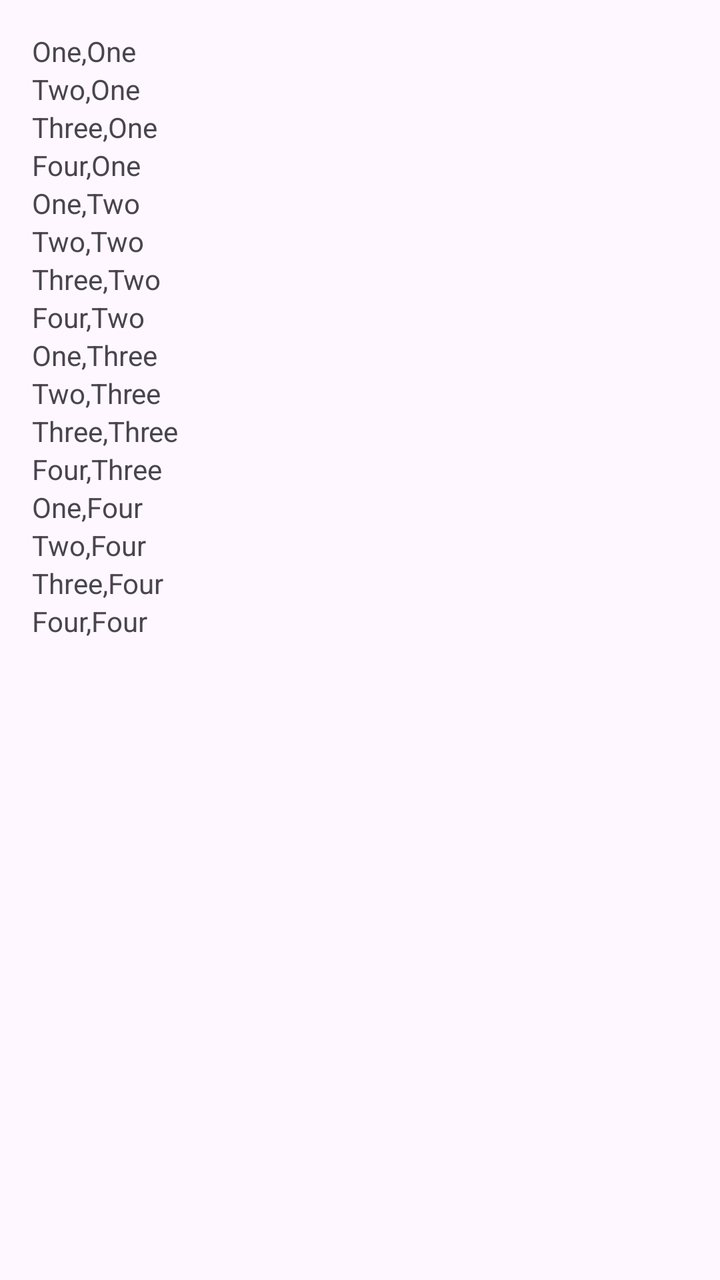
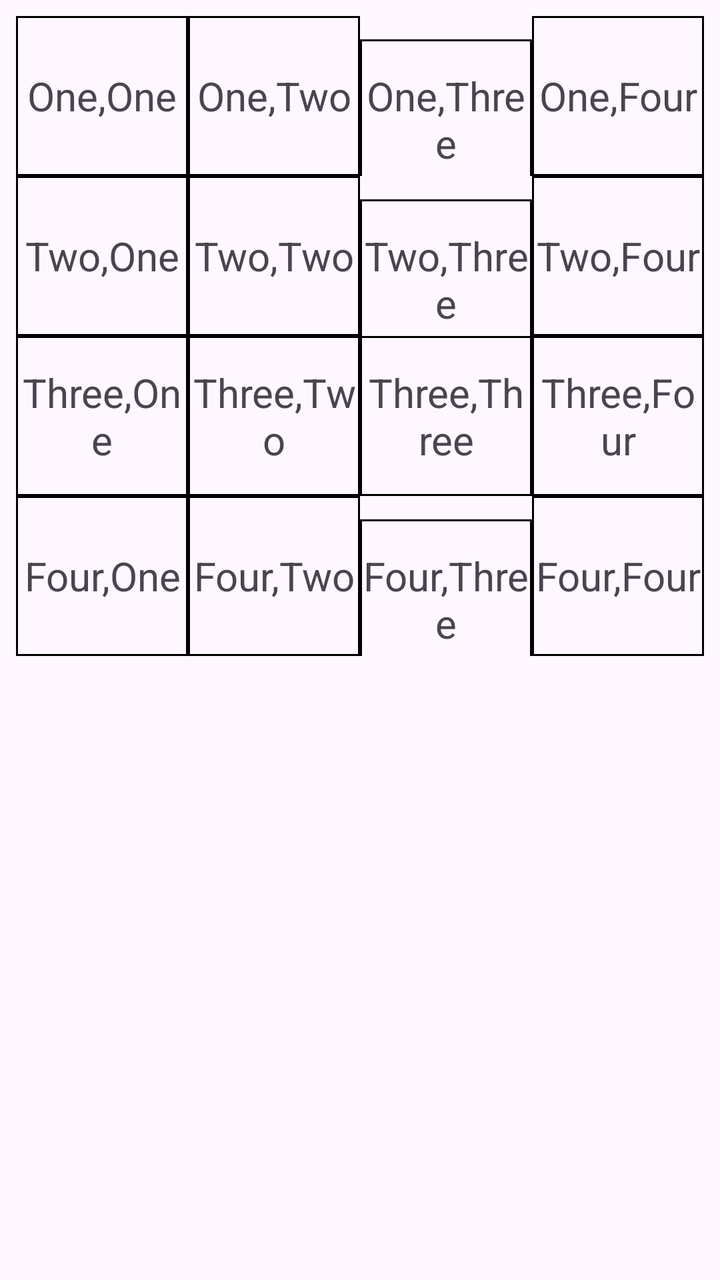

The first picture is an Android layout as it rendered before a commit; the second is the same layout after the commit. The layout source and the unified diff follow.
<!-- AndroidManifest.xml: application theme Theme.MyApplication02 -->
<!-- res/layout/activity_linear.xml -->
<?xml version="1.0" encoding="utf-8"?>
<LinearLayout xmlns:android="http://schemas.android.com/apk/res/android"
    android:layout_width="match_parent"
    android:layout_height="match_parent"
    android:orientation="vertical"
    android:padding="16dp">

    <TextView android:layout_width="wrap_content" android:layout_height="wrap_content" android:text="One,One"/>
    <TextView android:layout_width="wrap_content" android:layout_height="wrap_content" android:text="Two,One"/>
    <TextView android:layout_width="wrap_content" android:layout_height="wrap_content" android:text="Three,One"/>
    <TextView android:layout_width="wrap_content" android:layout_height="wrap_content" android:text="Four,One"/>

    <TextView android:layout_width="wrap_content" android:layout_height="wrap_content" android:text="One,Two"/>
    <TextView android:layout_width="wrap_content" android:layout_height="wrap_content" android:text="Two,Two"/>
    <TextView android:layout_width="wrap_content" android:layout_height="wrap_content" android:text="Three,Two"/>
    <TextView android:layout_width="wrap_content" android:layout_height="wrap_content" android:text="Four,Two"/>

    <TextView android:layout_width="wrap_content" android:layout_height="wrap_content" android:text="One,Three"/>
    <TextView android:layout_width="wrap_content" android:layout_height="wrap_content" android:text="Two,Three"/>
    <TextView android:layout_width="wrap_content" android:layout_height="wrap_content" android:text="Three,Three"/>
    <TextView android:layout_width="wrap_content" android:layout_height="wrap_content" android:text="Four,Three"/>

    <TextView android:layout_width="wrap_content" android:layout_height="wrap_content" android:text="One,Four"/>
    <TextView android:layout_width="wrap_content" android:layout_height="wrap_content" android:text="Two,Four"/>
    <TextView android:layout_width="wrap_content" android:layout_height="wrap_content" android:text="Three,Four"/>
    <TextView android:layout_width="wrap_content" android:layout_height="wrap_content" android:text="Four,Four"/>

</LinearLayout>
<!-- resources referenced by this layout -->
<resources>
  <style name="Theme.MyApplication02" parent="Base.Theme.MyApplication02" />
  <style name="Base.Theme.MyApplication02" parent="Theme.Material3.DayNight.NoActionBar">
          
          
      </style>
</resources>

<!-- the commit's change to res/layout/activity_linear.xml (unified diff, before → after) -->
@@ -3,26 +3,178 @@
     android:layout_width="match_parent"
     android:layout_height="match_parent"
     android:orientation="vertical"
-    android:padding="16dp">
+    android:padding="8dp">
 
-    <TextView android:layout_width="wrap_content" android:layout_height="wrap_content" android:text="One,One"/>
-    <TextView android:layout_width="wrap_content" android:layout_height="wrap_content" android:text="Two,One"/>
-    <TextView android:layout_width="wrap_content" android:layout_height="wrap_content" android:text="Three,One"/>
-    <TextView android:layout_width="wrap_content" android:layout_height="wrap_content" android:text="Four,One"/>
+    
+    <LinearLayout
+        android:layout_width="match_parent"
+        android:layout_height="wrap_content"
+        android:orientation="horizontal">
 
-    <TextView android:layout_width="wrap_content" android:layout_height="wrap_content" android:text="One,Two"/>
-    <TextView android:layout_width="wrap_content" android:layout_height="wrap_content" android:text="Two,Two"/>
-    <TextView android:layout_width="wrap_content" android:layout_height="wrap_content" android:text="Three,Two"/>
-    <TextView android:layout_width="wrap_content" android:layout_height="wrap_content" android:text="Four,Two"/>
+        <TextView
+            android:layout_width="0dp"
+            android:layout_height="80dp"
+            android:layout_weight="1"
+            android:text="One,One"
+            android:gravity="center"
+            android:background="@android:drawable/box"
+            android:textSize="20sp"/>
 
-    <TextView android:layout_width="wrap_content" android:layout_height="wrap_content" android:text="One,Three"/>
-    <TextView android:layout_width="wrap_content" android:layout_height="wrap_content" android:text="Two,Three"/>
-    <TextView android:layout_width="wrap_content" android:layout_height="wrap_content" android:text="Three,Three"/>
-    <TextView android:layout_width="wrap_content" android:layout_height="wrap_content" android:text="Four,Three"/>
+        <TextView
+            android:layout_width="0dp"
+            android:layout_height="80dp"
+            android:layout_weight="1"
+            android:text="One,Two"
+            android:gravity="center"
+            android:background="@android:drawable/box"
+            android:textSize="20sp"/>
 
-    <TextView android:layout_width="wrap_content" android:layout_height="wrap_content" android:text="One,Four"/>
-    <TextView android:layout_width="wrap_content" android:layout_height="wrap_content" android:text="Two,Four"/>
-    <TextView android:layout_width="wrap_content" android:layout_height="wrap_content" android:text="Three,Four"/>
-    <TextView android:layout_width="wrap_content" android:layout_height="wrap_content" android:text="Four,Four"/>
+        <TextView
+            android:layout_width="0dp"
+            android:layout_height="80dp"
+            android:layout_weight="1"
+            android:text="One,Three"
+            android:gravity="center"
+            android:background="@android:drawable/box"
+            android:textSize="20sp"/>
+
+        <TextView
+            android:layout_width="0dp"
+            android:layout_height="80dp"
+            android:layout_weight="1"
+            android:text="One,Four"
+            android:gravity="center"
+            android:background="@android:drawable/box"
+            android:textSize="20sp"/>
+    </LinearLayout>
+
+    
+    <LinearLayout
+        android:layout_width="match_parent"
+        android:layout_height="wrap_content"
+        android:orientation="horizontal">
+
+        <TextView
+            android:layout_width="0dp"
+            android:layout_height="80dp"
+            android:layout_weight="1"
+            android:text="Two,One"
+            android:gravity="center"
+            android:background="@android:drawable/box"
+            android:textSize="20sp"/>
+
+        <TextView
+            android:layout_width="0dp"
+            android:layout_height="80dp"
+            android:layout_weight="1"
+            android:text="Two,Two"
+            android:gravity="center"
+            android:background="@android:drawable/box"
+            android:textSize="20sp"/>
+
+        <TextView
+            android:layout_width="0dp"
+            android:layout_height="80dp"
+            android:layout_weight="1"
+            android:text="Two,Three"
+            android:gravity="center"
+            android:background="@android:drawable/box"
+            android:textSize="20sp"/>
+
+        <TextView
+            android:layout_width="0dp"
+            android:layout_height="80dp"
+            android:layout_weight="1"
+            android:text="Two,Four"
+            android:gravity="center"
+            android:background="@android:drawable/box"
+            android:textSize="20sp"/>
+    </LinearLayout>
+
+    
+    <LinearLayout
+        android:layout_width="match_parent"
+        android:layout_height="wrap_content"
+        android:orientation="horizontal">
+
+        <TextView
+            android:layout_width="0dp"
+            android:layout_height="80dp"
+            android:layout_weight="1"
+            android:text="Three,One"
+            android:gravity="center"
+            android:background="@android:drawable/box"
+            android:textSize="20sp"/>
+
+        <TextView
+            android:layout_width="0dp"
+            android:layout_height="80dp"
+            android:layout_weight="1"
+            android:text="Three,Two"
+            android:gravity="center"
+            android:background="@android:drawable/box"
+            android:textSize="20sp"/>
+
+        <TextView
+            android:layout_width="0dp"
+            android:layout_height="80dp"
+            android:layout_weight="1"
+            android:text="Three,Three"
+            android:gravity="center"
+            android:background="@android:drawable/box"
+            android:textSize="20sp"/>
+
+        <TextView
+            android:layout_width="0dp"
+            android:layout_height="80dp"
+            android:layout_weight="1"
+            android:text="Three,Four"
+            android:gravity="center"
+            android:background="@android:drawable/box"
+            android:textSize="20sp"/>
+    </LinearLayout>
+
+    
+    <LinearLayout
+        android:layout_width="match_parent"
+        android:layout_height="wrap_content"
+        android:orientation="horizontal">
+
+        <TextView
+            android:layout_width="0dp"
+            android:layout_height="80dp"
+            android:layout_weight="1"
+            android:text="Four,One"
+            android:gravity="center"
+            android:background="@android:drawable/box"
+            android:textSize="20sp"/>
+
+        <TextView
+            android:layout_width="0dp"
+            android:layout_height="80dp"
+            android:layout_weight="1"
+            android:text="Four,Two"
+            android:gravity="center"
+            android:background="@android:drawable/box"
+            android:textSize="20sp"/>
+
+        <TextView
+            android:layout_width="0dp"
+            android:layout_height="80dp"
+            android:layout_weight="1"
+            android:text="Four,Three"
+            android:gravity="center"
+            android:background="@android:drawable/box"
+            android:textSize="20sp"/>
+
+        <TextView
+            android:layout_width="0dp"
+            android:layout_height="80dp"
+            android:layout_weight="1"
+            android:text="Four,Four"
+            android:gravity="center"
+            android:background="@android:drawable/box"
+            android:textSize="20sp"/>
+    </LinearLayout>
 
 </LinearLayout>
